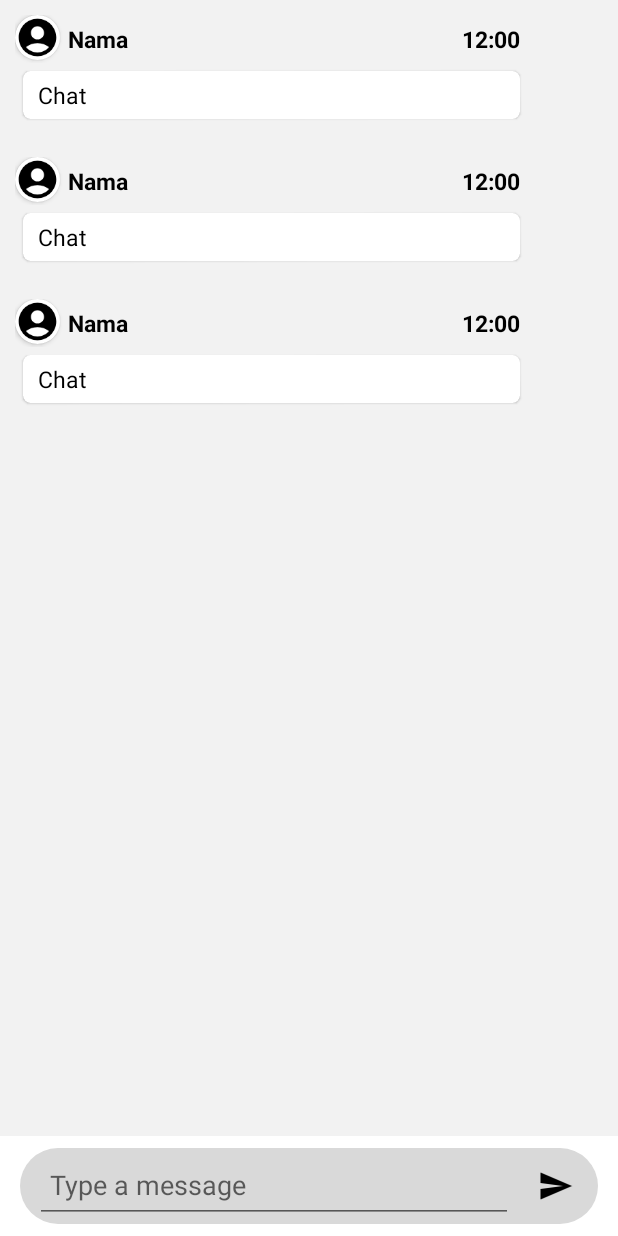
After one commit to BrilyanSuherman/uas_Toko, an Android app: the layout activity_chat.xml on its own in the app's theme, with its tools: preview values and no code run, on a phone screen of 412 x 824 dp. The commit adds this screen. Run offline under Robolectric (Android 15) with nearby library versions, the phone set to English and light mode, and no system bars.

Commit message:
tambah aktivity chat

```diff
--- /dev/null
+++ b/app/src/main/res/drawable/baseline_send_24.xml
@@ -0,0 +1,5 @@
+<vector android:autoMirrored="true" android:height="24dp"
+    android:tint="#000000" android:viewportHeight="24"
+    android:viewportWidth="24" android:width="24dp" xmlns:android="http://schemas.android.com/apk/res/android">
+    <path android:fillColor="@android:color/white" android:pathData="M2.01,21L23,12 2.01,3 2,10l15,2 -15,2z"/>
+</vector>
--- a/app/src/main/res/drawable/baseline_settings_24.xml
+++ b/app/src/main/res/drawable/baseline_settings_24.xml
@@ -1,4 +1,4 @@
-<vector android:height="24dp" android:tint="#000000"
+<vector android:height="24dp" android:tint="#030303"
     android:viewportHeight="24" android:viewportWidth="24"
     android:width="24dp" xmlns:android="http://schemas.android.com/apk/res/android">
     <path android:fillColor="@android:color/white" android:pathData="M19.14,12.94c0.04,-0.3 0.06,-0.61 0.06,-0.94c0,-0.32 -0.02,-0.64 -0.07,-0.94l2.03,-1.58c0.18,-0.14 0.23,-0.41 0.12,-0.61l-1.92,-3.32c-0.12,-0.22 -0.37,-0.29 -0.59,-0.22l-2.39,0.96c-0.5,-0.38 -1.03,-0.7 -1.62,-0.94L14.4,2.81c-0.04,-0.24 -0.24,-0.41 -0.48,-0.41h-3.84c-0.24,0 -0.43,0.17 -0.47,0.41L9.25,5.35C8.66,5.59 8.12,5.92 7.63,6.29L5.24,5.33c-0.22,-0.08 -0.47,0 -0.59,0.22L2.74,8.87C2.62,9.08 2.66,9.34 2.86,9.48l2.03,1.58C4.84,11.36 4.8,11.69 4.8,12s0.02,0.64 0.07,0.94l-2.03,1.58c-0.18,0.14 -0.23,0.41 -0.12,0.61l1.92,3.32c0.12,0.22 0.37,0.29 0.59,0.22l2.39,-0.96c0.5,0.38 1.03,0.7 1.62,0.94l0.36,2.54c0.05,0.24 0.24,0.41 0.48,0.41h3.84c0.24,0 0.44,-0.17 0.47,-0.41l0.36,-2.54c0.59,-0.24 1.13,-0.56 1.62,-0.94l2.39,0.96c0.22,0.08 0.47,0 0.59,-0.22l1.92,-3.32c0.12,-0.22 0.07,-0.47 -0.12,-0.61L19.14,12.94zM12,15.6c-1.98,0 -3.6,-1.62 -3.6,-3.6s1.62,-3.6 3.6,-3.6s3.6,1.62 3.6,3.6S13.98,15.6 12,15.6z"/>
--- /dev/null
+++ b/app/src/main/res/drawable/message_box_background.xml
@@ -0,0 +1,5 @@
+<?xml version="1.0" encoding="utf-8"?>
+<shape xmlns:android="http://schemas.android.com/apk/res/android">
+    <corners android:radius="25dp"/>
+    <solid android:color="#D9D9D9" />
+</shape>
--- /dev/null
+++ b/app/src/main/res/layout/activity_chat.xml
@@ -0,0 +1,49 @@
+<?xml version="1.0" encoding="utf-8"?>
+<RelativeLayout xmlns:android="http://schemas.android.com/apk/res/android"
+    xmlns:app="http://schemas.android.com/apk/res-auto"
+    xmlns:tools="http://schemas.android.com/tools"
+    android:layout_width="match_parent"
+    android:layout_height="match_parent"
+    tools:context=".chat.ChatActivity">
+
+    <androidx.recyclerview.widget.RecyclerView
+        android:id="@+id/chat_list_view"
+        android:layout_width="match_parent"
+        android:layout_height="wrap_content"
+        android:layout_above="@+id/linearLayout"
+        android:layout_alignParentTop="true"
+        android:background="#F2F2F2"
+
+        tools:listitem="@layout/chat_list_layout" />
+
+    <LinearLayout
+        android:id="@+id/linearLayout"
+        android:layout_alignParentBottom="true"
+        android:layout_width="match_parent"
+        android:layout_height="wrap_content"
+        android:orientation="horizontal"
+        android:layout_marginHorizontal="13dp"
+        android:layout_marginVertical="8dp"
+        android:background="@drawable/message_box_background"
+        android:weightSum="100">
+
+        <EditText
+            android:id="@+id/TxtChatBox"
+            android:layout_width="wrap_content"
+            android:layout_height="50dp"
+            android:layout_marginLeft="10dp"
+            android:layout_weight="85"
+            android:hint="Type a message"
+
+            android:paddingLeft="10dp" />
+        <ImageView
+            android:id="@+id/BtnSendChat"
+            android:layout_width="25dp"
+            android:layout_height="wrap_content"
+            android:paddingVertical="13dp"
+            android:src="@drawable/baseline_send_24"
+            android:layout_weight="15"/>
+
+    </LinearLayout>
+
+</RelativeLayout>
--- a/app/src/main/res/layout/activity_main.xml
+++ b/app/src/main/res/layout/activity_main.xml
@@ -67,12 +67,12 @@
         </LinearLayout>
 
         <androidx.recyclerview.widget.RecyclerView
-            android:id="@+id/makanan_list_view"
+            android:id="@+id/produk_list_view"
             android:background="#F2F2F2"
             android:paddingTop="10dp"
             android:layout_width="match_parent"
             android:layout_height="match_parent"
-            tools:listitem="@layout/menu_list_layout" />
+            tools:listitem="@layout/produk_list_layout" />
 
     </LinearLayout>
 
--- /dev/null
+++ b/app/src/main/res/layout/chat_list_layout.xml
@@ -0,0 +1,97 @@
+<?xml version="1.0" encoding="utf-8"?>
+
+
+<LinearLayout xmlns:android="http://schemas.android.com/apk/res/android"
+    xmlns:app="http://schemas.android.com/apk/res-auto"
+    android:id="@+id/style_list_image"
+    android:layout_width="match_parent"
+    android:layout_height="wrap_content"
+    android:layout_marginHorizontal="10dp"
+    android:layout_marginVertical="10dp"
+    android:orientation="vertical">
+
+
+    <LinearLayout
+        android:layout_width="match_parent"
+        android:layout_height="wrap_content"
+        android:layout_marginRight="50dp"
+        android:orientation="horizontal"
+        android:weightSum="3"
+        >
+        <androidx.cardview.widget.CardView
+            android:layout_width="30dp"
+            android:layout_height="30dp"
+            app:cardCornerRadius="15dp"
+            >
+
+            <ImageView
+                android:id="@+id/IMGUserChat"
+                android:layout_width="match_parent"
+                android:layout_height="match_parent"
+                android:scaleType="centerCrop"
+                android:src="@drawable/ic_baseline_account_circle_24" />
+
+        </androidx.cardview.widget.CardView>
+
+        <TextView
+            android:id="@+id/TVLChatUsername"
+            android:layout_width="wrap_content"
+            android:layout_height="wrap_content"
+            android:padding="5dp"
+            android:text="Nama"
+            android:textColor="@color/black"
+            android:textSize="15dp"
+            android:textStyle="bold"
+            android:layout_weight="2"/>
+
+        <TextView
+            android:id="@+id/TVLChatTime"
+            android:layout_width="wrap_content"
+            android:layout_height="wrap_content"
+            android:padding="5dp"
+            android:text="12:00"
+            android:textColor="@color/black"
+            android:textSize="15dp"
+            android:textStyle="bold"
+            android:gravity="right"
+            android:layout_weight="1"/>
+    </LinearLayout>
+
+    <LinearLayout
+        android:layout_width="match_parent"
+        android:layout_height="wrap_content"
+        android:layout_marginRight="50dp">
+
+        <androidx.cardview.widget.CardView
+
+            android:layout_width="match_parent"
+            android:layout_height="wrap_content"
+            android:layout_gravity="center"
+            android:layout_margin="5dp"
+
+            app:cardCornerRadius="5dp"
+            app:cardElevation="1dp">
+
+            <LinearLayout
+                android:layout_width="match_parent"
+                android:layout_height="wrap_content"
+                android:layout_marginHorizontal="10dp"
+                android:orientation="vertical">
+
+
+                <TextView
+                    android:id="@+id/TVLChatContent"
+                    android:layout_width="match_parent"
+                    android:layout_height="wrap_content"
+                    android:layout_marginVertical="5dp"
+                    android:text="Chat"
+                    android:textColor="@color/black"
+                    android:textSize="15dp" />
+
+            </LinearLayout>
+
+
+        </androidx.cardview.widget.CardView>
+    </LinearLayout>
+
+</LinearLayout>
```
Also changed, not shown: app/src/main/java/com/example/uas_toko/MainActivity.kt (+20 -1 lines), app/src/main/java/com/example/uas_toko/chat/Chat.kt (+16 -1 lines), app/src/main/java/com/example/uas_toko/chat/ChatActivity.kt (added, +88 -0 lines), app/src/main/java/com/example/uas_toko/chat/ChatAdapter.kt (added, +52 -0 lines).
